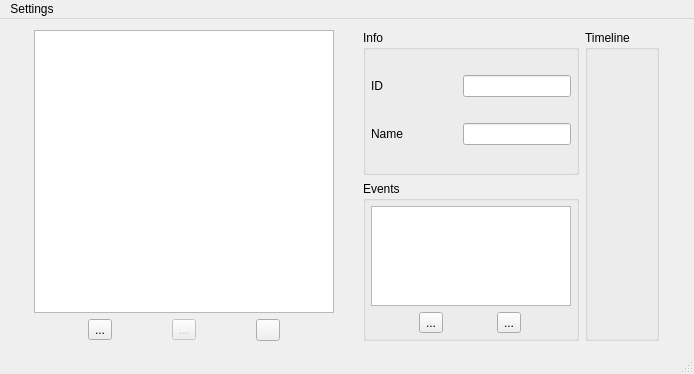
First picture: the form in tools/splash/mainwindow.ui, repository wasedaigo/samancing-roga, before the edit.
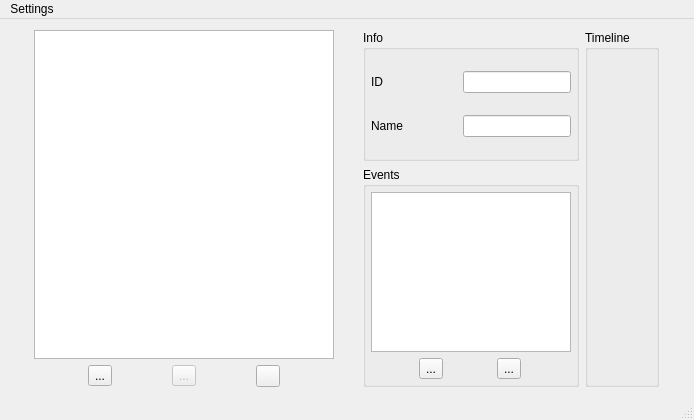
Second picture: the form after the edit. Icons and pictures are not drawn.

```diff
--- a/tools/splash/mainwindow.ui
+++ b/tools/splash/mainwindow.ui
@@ -7,7 +7,7 @@
     <x>0</x>
     <y>0</y>
     <width>694</width>
-    <height>374</height>
+    <height>420</height>
    </rect>
   </property>
   <property name="sizePolicy">
@@ -205,7 +205,7 @@
                <item>
                 <widget class="QTableWidget" name="eventTableWidget">
                  <property name="sizePolicy">
-                  <sizepolicy hsizetype="Fixed" vsizetype="Preferred">
+                  <sizepolicy hsizetype="Fixed" vsizetype="Fixed">
                    <horstretch>0</horstretch>
                    <verstretch>0</verstretch>
                   </sizepolicy>
@@ -213,7 +213,7 @@
                  <property name="maximumSize">
                   <size>
                    <width>200</width>
-                   <height>100</height>
+                   <height>160</height>
                   </size>
                  </property>
                  <property name="columnCount">
```
Left out of the diff: 16 changed lines with no effect on the pictures.
